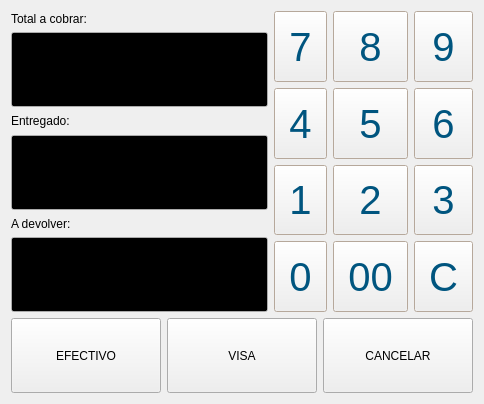
Old version of the form bulmages/bulmatpv/plugins/pluginbt_cambioivaincluido/cambiobase.ui in the repository eboladev/Bulmages-1.
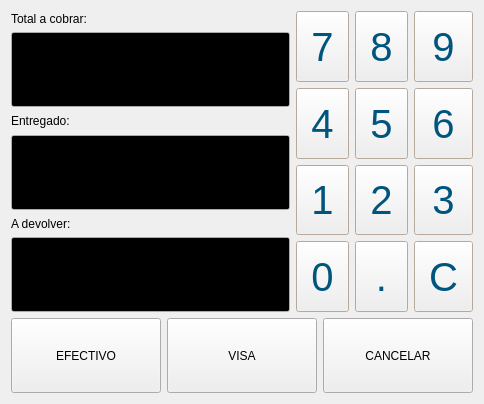
New version of the form.

Diff of the .ui file:
```diff
--- a/bulmages/bulmatpv/plugins/pluginbt_cambioivaincluido/cambiobase.ui
+++ b/bulmages/bulmatpv/plugins/pluginbt_cambioivaincluido/cambiobase.ui
@@ -2047,8 +2047,8 @@
        <property name="focusPolicy" >
         <enum>Qt::NoFocus</enum>
        </property>
-       <property name="text" >
-        <string>00</string>
+       <property name="text">
+        <string>.</string>
        </property>
       </widget>
      </item>
```
Left out of the diff: 1361 changed lines with no effect on the pictures.
